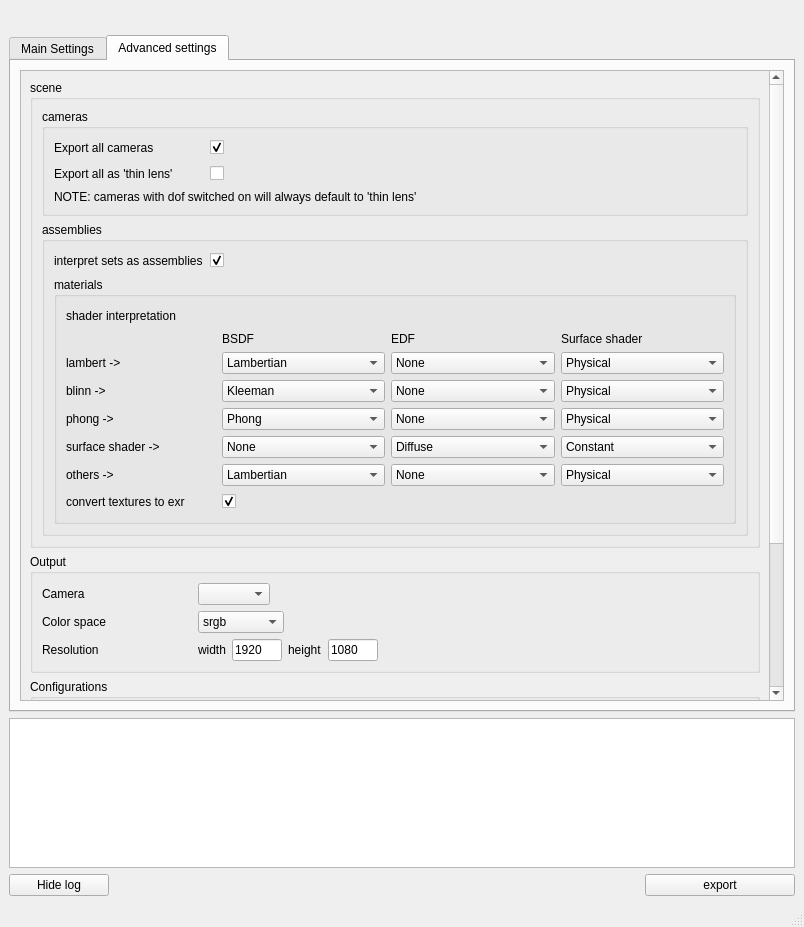
Qt form mayaToAppleseed.ui (dictoon/mayaseed) before a commit.
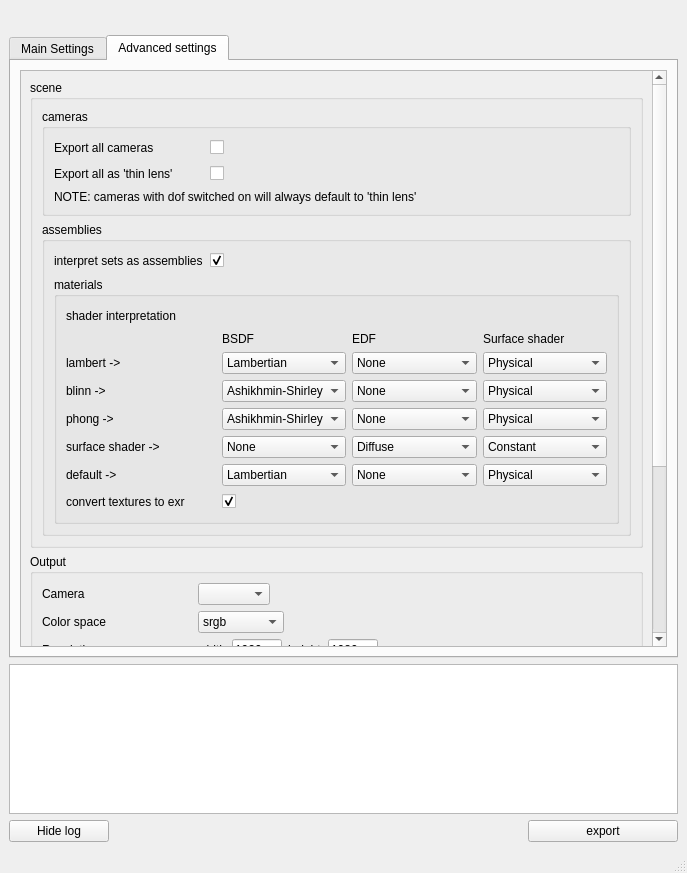
The same form after that commit. Icons and pictures are not drawn.

Commit message: edf, bsdf and surface shader translation working, fixed bug where multiple maya shape nodes would export N geo objects for a single geo object, added Lambertian, Ashikhmin-Shirley, Kelemen and Specular_BRDF AS BSDF support, diffuse EDF support and constant surface shader support. Camera for export needs improving, correct export only works for landscape orientations

What changed in the file:
```diff
--- a/mayaToAppleseed.ui
+++ b/mayaToAppleseed.ui
@@ -6,8 +6,8 @@
    <rect>
     <x>0</x>
     <y>0</y>
-    <width>804</width>
-    <height>927</height>
+    <width>687</width>
+    <height>873</height>
    </rect>
   </property>
   <property name="sizePolicy">
@@ -353,8 +353,8 @@
            <property name="geometry">
             <rect>
              <x>0</x>
-             <y>-145</y>
-             <width>717</width>
+             <y>0</y>
+             <width>600</width>
              <height>952</height>
             </rect>
            </property>
@@ -397,8 +397,11 @@
                       <property name="text">
                        <string/>
                       </property>
+                      <property name="checkable">
+                       <bool>false</bool>
+                      </property>
                       <property name="checked">
-                       <bool>true</bool>
+                       <bool>false</bool>
                       </property>
                      </widget>
                     </item>
@@ -699,11 +702,6 @@
                            <height>0</height>
                           </size>
                          </property>
-                         <item>
-                          <property name="text">
-                           <string>Kleeman</string>
-                          </property>
-                         </item>
                          <item>
                           <property name="text">
                            <string>Ashikhmin-Shirley</string>
@@ -827,11 +825,6 @@
                            <height>0</height>
                           </size>
                          </property>
-                         <item>
-                          <property name="text">
-                           <string>Phong</string>
-                          </property>
-                         </item>
                          <item>
                           <property name="text">
                            <string>Ashikhmin-Shirley</string>
@@ -1014,7 +1007,7 @@
                           </size>
                          </property>
                          <property name="text">
-                          <string>others -&gt;</string>
+                          <string>default -&gt;</string>
                          </property>
                         </widget>
                        </item>
```
Left out of the diff: 94 changed lines with no effect on the pictures. The commit also changes 1 other file.
